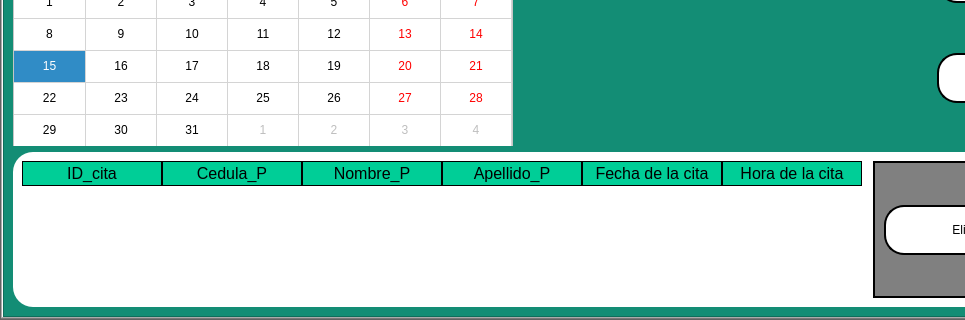
First picture: the form in interfaces/citas(nuevo).ui, repository Reinaldito04/App-Consultas-y-Historias-Medicas, before the edit; both pictures show x 0 to 965 and y 354 to 674 of the 1100 by 674 pixel window.
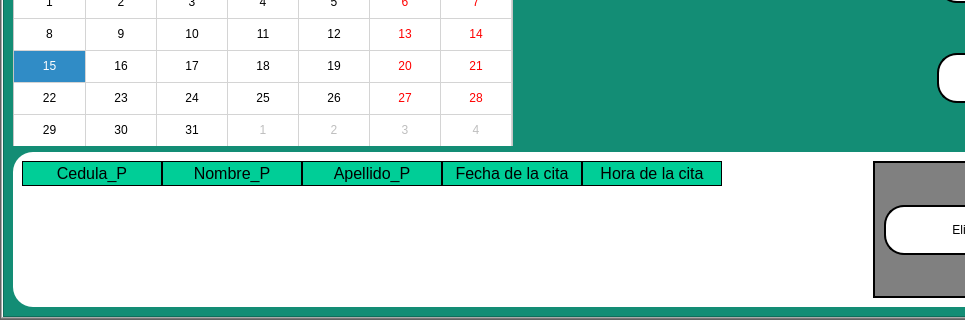
Second picture: the form after the edit. Icons and pictures are not drawn.

Commit message: cambios en citas

Patch:
```diff
--- a/interfaces/citas(nuevo).ui
+++ b/interfaces/citas(nuevo).ui
@@ -745,11 +745,6 @@
                    <attribute name="horizontalHeaderDefaultSectionSize">
                     <number>140</number>
                    </attribute>
-                   <column>
-                    <property name="text">
-                     <string>ID_cita</string>
-                    </property>
-                   </column>
                    <column>
                     <property name="text">
                      <string>Cedula_P</string>
```
Left out of the diff: 6 changed lines with no effect on the pictures. The commit also changes 2 other files.
